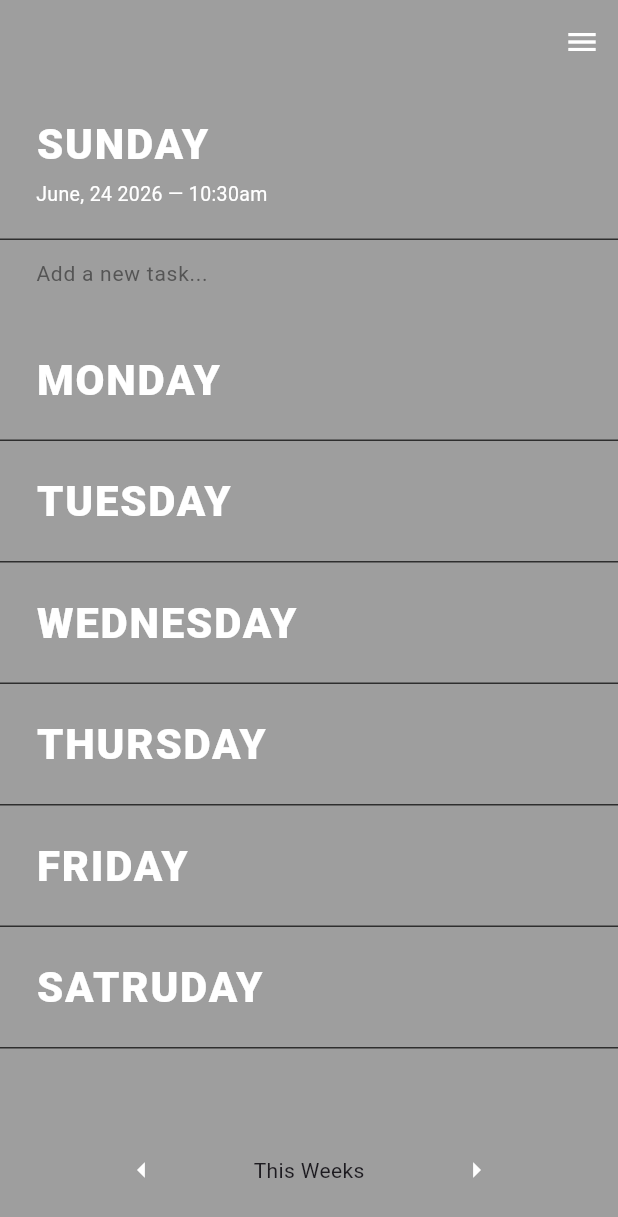
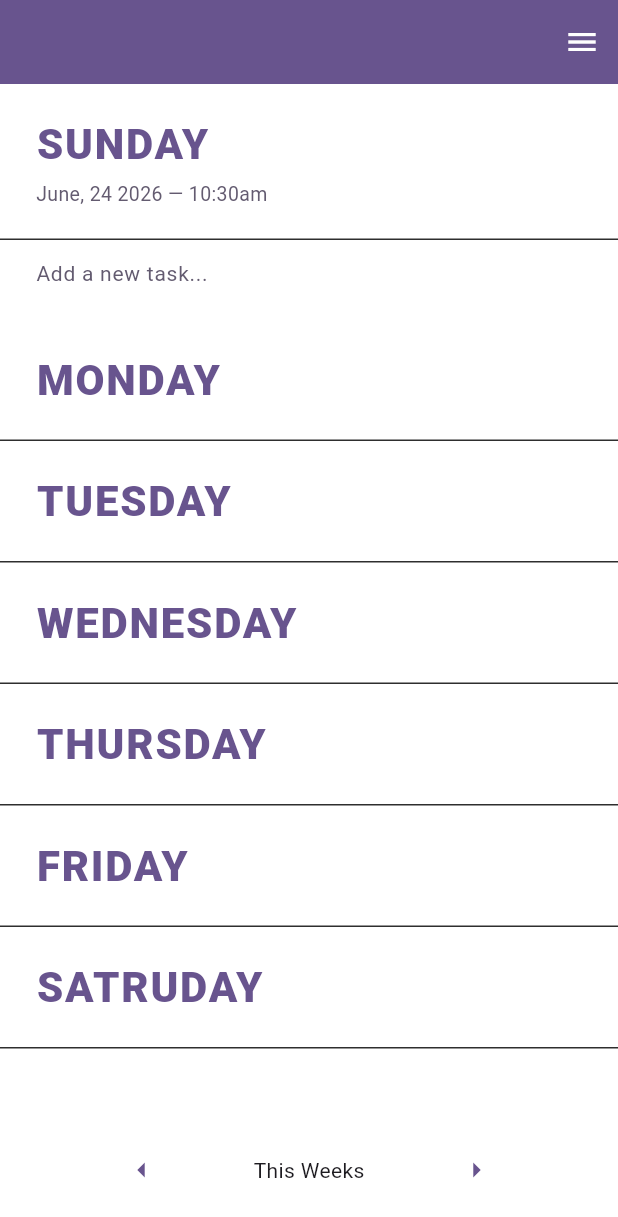
Before and after one commit to AmirulAiman/flutter_weekly, a Flutter app: the screen it shows once a user with an empty profile is signed in, after a tap on "SUNDAY", on a phone screen of 412 x 824 dp. Shown: the top 1217 px of the screen. Run offline on Flutter 3.47's test engine with Material 3 defaults, Android fonts, the phone set to English and light mode, and no system bars; our stand-ins replace firebase_auth, firebase_core, get, sqflite; accounts and stored records are empty.

Commit message:
feat: add badge to day that has tasks

```diff
--- a/lib/features/home/views/home_view.dart
+++ b/lib/features/home/views/home_view.dart
@@ -9,9 +9,9 @@ class HomeView extends GetView<HomeController> {
   @override
   Widget build(BuildContext context) {
     return Scaffold(
-      backgroundColor: Colors.grey,
+      backgroundColor: Theme.of(context).colorScheme.onPrimary,
       appBar: AppBar(
-        backgroundColor: Colors.grey,
+        backgroundColor: Theme.of(context).colorScheme.primary,
         actions: [
           IconButton(
             onPressed: () {},
@@ -34,13 +34,17 @@ class HomeView extends GetView<HomeController> {
           mainAxisAlignment: MainAxisAlignment.spaceEvenly,
           children: [
             IconButton(
-              onPressed: () {},
-              icon: Icon(Icons.arrow_left, size: 24, color: Colors.white),
+              onPressed: () {
+                //TODO: Add function to navigate to next week
+              },
+              icon: Icon(Icons.arrow_left, size: 24, color: Theme.of(context).colorScheme.primary),
             ),
             Text('This Weeks'),
             IconButton(
-              onPressed: () {},
-              icon: Icon(Icons.arrow_right, size: 24, color: Colors.white),
+              onPressed: () {
+                /// TODO: Add funciton to navigate to prev weeks
+              },
+              icon: Icon(Icons.arrow_right, size: 24, color: Theme.of(context).colorScheme.primary),
             ),
           ],
         ),
--- a/lib/features/home/widgets/add_task_field.dart
+++ b/lib/features/home/widgets/add_task_field.dart
@@ -1,23 +1,42 @@
 import 'package:flutter/material.dart';
 
-class AddTaskField extends StatelessWidget {
+class AddTaskField extends StatefulWidget {
   final ValueChanged<String> onSubmitted;
   const AddTaskField({super.key, required this.onSubmitted});
+
+  @override
+  State<AddTaskField> createState() => _AddTaskFieldState();
+}
+
+class _AddTaskFieldState extends State<AddTaskField> {
+  final _textController = TextEditingController();
+
+  @override
+  void dispose() {
+    _textController.dispose();
+    super.dispose();
+  }
 
   @override
   Widget build(BuildContext context) {
     return Padding(
       padding: const EdgeInsets.symmetric(horizontal: 24, vertical: 12),
       child: TextField(
-        style: const TextStyle(color: Colors.white, fontSize: 14),
-        decoration: const InputDecoration(
+        controller: _textController,
+        style: TextStyle(color: Theme.of(context).colorScheme.primary, fontSize: 14),
+        decoration: InputDecoration(
           hintText: 'Add a new task...',
-          hintStyle: TextStyle(color: Color(0xFF555555), fontSize: 14),
+          hintStyle: TextStyle(color: Theme.of(context).colorScheme.secondary, fontSize: 14),
           border: InputBorder.none,
           isDense: true,
           contentPadding: EdgeInsets.zero,
         ),
-        onSubmitted: onSubmitted,
+        onSubmitted: (value) {
+          if (value.trim().isEmpty) {
+            return;
+          }
+          widget.onSubmitted(value);
+        },
       ),
     );
   }
--- a/lib/features/home/widgets/day_task_tile.dart
+++ b/lib/features/home/widgets/day_task_tile.dart
@@ -4,6 +4,7 @@ import 'package:get/get.dart';
 import 'package:weekly/features/home/controllers/home_controller.dart';
 import 'package:weekly/features/home/models/day_task_model.dart';
 import 'package:weekly/features/home/widgets/add_task_field.dart';
+import 'package:weekly/features/home/widgets/badge_widget.dart';
 import 'package:weekly/features/home/widgets/task_item.dart';
 
 class DayTaskTile extends StatelessWidget {
@@ -17,6 +18,7 @@ class DayTaskTile extends StatelessWidget {
 
     return Obx(() {
       final isExpanded = model.expanded.value;
+      final completed = model.tasks.where((t) => t.isCompleted.value).length;
 
       return Column(
         crossAxisAlignment: CrossAxisAlignment.start,
@@ -32,14 +34,25 @@ class DayTaskTile extends StatelessWidget {
               child: Column(
                 crossAxisAlignment: CrossAxisAlignment.start,
                 children: [
+                  Row(
+                    children: [
                       Text(
                         model.day.toUpperCase(),
-                    style: const TextStyle(
-                      color: Colors.white,
+                        style: TextStyle(
+                          color: Theme.of(context).colorScheme.primary,
                           fontSize: 28,
                           fontWeight: FontWeight.w800,
                           letterSpacing: 1.2,
                         ),
+                      ),
+                      if (model.tasks.isNotEmpty) ...[
+                        const SizedBox(width: 8),
+                        BadgeWidget(
+                          label: '$completed/${model.tasks.length}',
+                          inverted: model.expanded.value,
+                        ),
+                      ],
+                    ],
                   ),
                   if (isExpanded) ...[
                     const SizedBox(height: 4),
@@ -47,18 +60,41 @@ class DayTaskTile extends StatelessWidget {
                       model.tasks.isNotEmpty
                           ? _formatSubtitle(model.tasks.first.date)
                           : _formatSubtitle(DateTime.now()),
-                      style: const TextStyle(color: Colors.white, fontSize: 13),
+                      style: TextStyle(
+                        color: Theme.of(context).colorScheme.secondary,
+                        fontSize: 13,
+                      ),
                     ),
                   ],
                 ],
               ),
             ),
           ),
-          if (isExpanded) ...[
+          AnimatedSize(
+            duration: const Duration(milliseconds: 300),
+            curve: Curves.easeOut,
+            alignment: Alignment.topCenter,
+            child: isExpanded
+                ? Column(
+                    crossAxisAlignment: CrossAxisAlignment.start,
+                    children: [
+                      AnimatedOpacity(
+                        opacity: isExpanded ? 1.0 : 0.0,
+                        duration: const Duration(milliseconds: 250),
+                        curve: Curves.easeOut,
+                        child: Column(
+                          crossAxisAlignment: CrossAxisAlignment.start,
+                          children: [
                             ...model.tasks.map((task) => TaskItem(task: task)),
                             AddTaskField(onSubmitted: (value) => controller.addTask(model, value)),
                             const SizedBox(height: 8),
                           ],
+                        ),
+                      ),
+                    ],
+                  )
+                : const SizedBox.shrink(),
+          ),
         ],
       );
     });
--- a/lib/features/home/widgets/task_item.dart
+++ b/lib/features/home/widgets/task_item.dart
@@ -35,8 +35,10 @@ class TaskItem extends StatelessWidget {
             Text(
               task.task,
               style: TextStyle(
-                color: checked.value ? const Color(0xFF888888) : Colors.white,
-                fontSize: 15,
+                color: checked.value
+                    ? Theme.of(context).colorScheme.primary
+                    : Theme.of(context).colorScheme.secondary,
+                fontSize: 20,
                 decoration: checked.value ? TextDecoration.lineThrough : null,
                 decorationColor: const Color(0xFFE05A2B),
               ),
```
Also changed, not shown: lib/features/home/widgets/badge_widget.dart (added, +30 -0 lines). Lines whose indentation alone changed are shown as unchanged.
